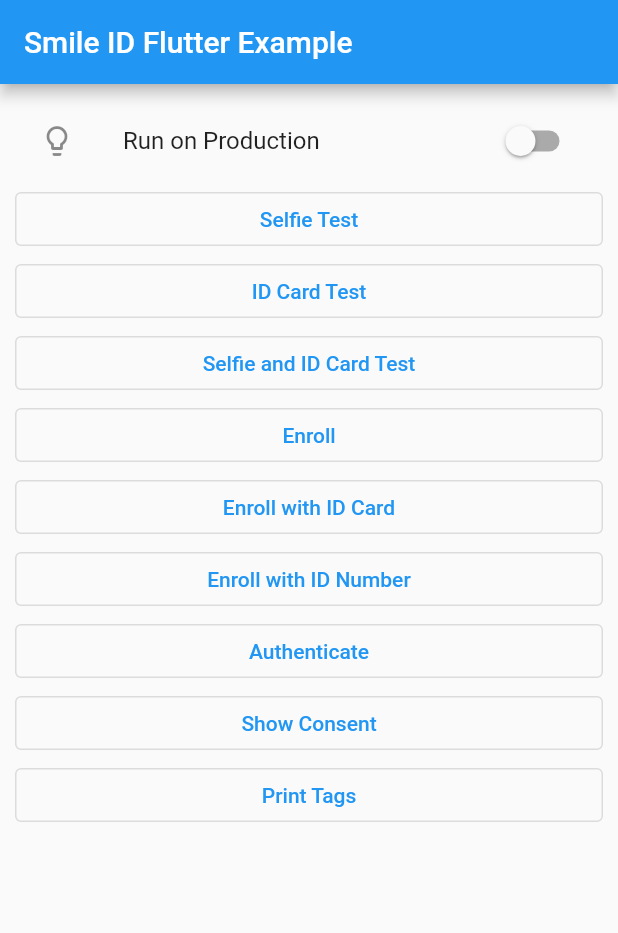
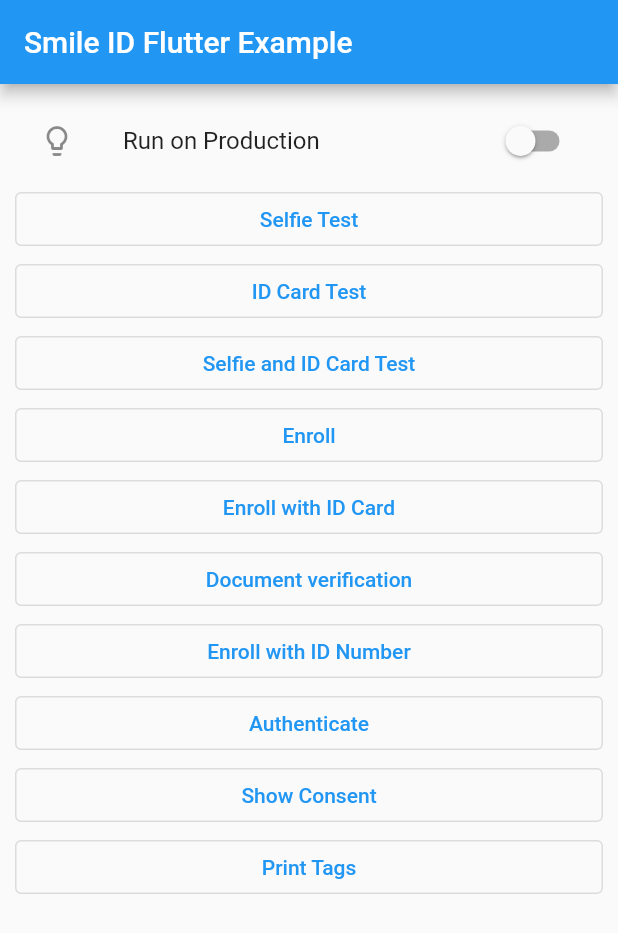
Before and after one commit to smileidentity/flutter-sample-app, a Flutter app: the screen it shows after launch, after a tap on "Print Tags", on a phone screen of 412 x 824 dp. Shown: the top 933 px of the screen. Run offline on Flutter 3.47's test engine with Material 2 defaults, Android fonts, the phone set to English and light mode, and no system bars; our stand-ins replace flutter_easyloading; missing offline and left inert: smile_flutter.

Commit message:
fix:seperated repo from main library and added docv tests

```diff
--- a/lib/main.dart
+++ b/lib/main.dart
@@ -8,7 +8,7 @@ import 'package:flutter/services.dart';
 import 'package:flutter_easyloading/flutter_easyloading.dart';
 import 'package:intl/intl.dart';
 import 'package:smile_flutter/smile_flutter.dart';
-import 'dart:io' show Platform;
+import 'dart:io' show Directory, File, Platform;
 
 void main() {
   runApp(MyApp());
@@ -136,6 +136,29 @@ class _AppPageState extends State<AppPage> {
         EasyLoading.show(status: 'loading...');
         var submitResult = await SmileFlutter.submitJob(
             resultTag, 1, isProduction, "https:test.com", null, null, null);
+        EasyLoading.dismiss();
+        processResponse(submitResult);
+        return;
+      } catch (e) {
+        EasyLoading.showError("Oops something went wrong");
+      }
+      return;
+    }
+  }
+
+  doDocVerification() async {
+    var result = await SmileFlutter.captureSelfieAndIDCard("") ?? null;
+    var resultCode = result!["SID_RESULT_CODE"];
+    var resultTag = result["SID_RESULT_TAG"];
+    var userIdInfo = HashMap<String, String>();
+    userIdInfo["country"] = "NG";
+    userIdInfo["id_type"] = "PASSPORT";
+    userIdInfo["use_enrolled_image"] = "false";
+    if (resultCode == -1) {
+      try {
+        EasyLoading.show(status: 'loading...');
+        var submitResult = await SmileFlutter.submitJob(
+            resultTag, 6, isProduction, "https:test.com", null, userIdInfo, null);
         EasyLoading.dismiss();
         processResponse(submitResult);
         return;
@@ -418,9 +441,8 @@ class _AppPageState extends State<AppPage> {
                     var config = HashMap<String, String>();
                     config["id_capture_side"] = "0";
                     config["id_capture_orientation"] = "2";
-                    config["capture_tip_text"] = "capture_tip_text";
                     var result =
-                        await SmileFlutter.captureSelfieAndIDCard("",config) ?? null;
+                        await SmileFlutter.captureSelfieAndIDCard("test_tag",config) ?? null;
                     handleSelfieResult(context, result);
                   },
                   child: Text("Selfie and ID Card Test")),
@@ -434,6 +456,11 @@ class _AppPageState extends State<AppPage> {
                     doEnrollWithIDCard();
                   },
                   child: Text("Enroll with ID Card")),
+              OutlinedButton(
+                  onPressed: () {
+                    doDocVerification();
+                  },
+                  child: Text("Document verification")),
               OutlinedButton(
                   onPressed: () {
                     doEnrollWithIDNumber(context);
@@ -484,11 +511,52 @@ class _AppPageState extends State<AppPage> {
                       // print("japhet ending getCurrentTags");
 
                       print("japhet starting getImagesForTag");
-                      var result2 = await SmileFlutter.getImagesForTag("TEST_ID_CARD") ?? null;
+                      var result2 = await SmileFlutter.getImagesForTag("test_tag") ?? null;
                       print(result2);
                       print("japhet ending getImagesForTag");
+
+
+                      if(result2!=null){
+                        print('Japhet result2 is not null');
+                        List<dynamic> files = result2['images'];
+                        List<String> filePaths = [];
+                        for(var file in files){
+                          //File currFile = File(file);
+                          //filePaths.add(currFile.path);
+                          filePaths.add(file.toString());
+                        }
+                        print('Japhet before filePaths');
+                        print(filePaths);
+                        print('Japhet after filePaths');
+                        File? _faceImage;
+                        File? _documentImage;
+                        for(var file in filePaths){
+                          if(file.contains('SID_Preview_Full')) _faceImage = File(file.substring(8,file.length));
+                          if(file.contains('SID_IDCard')) _documentImage = File(file.substring(8,file.length));
+                        }
+                        if(_faceImage!=null){
+                          print('Japhet _faceImage is not null');
+                          var contents = await _faceImage.readAsBytes();
+                          print('Japhet _faceImage is not null and we are done');
+                          print('The file _faceImage is ${contents.length} bytes long.');
+                        }else{
+                          print('The file is _faceImage is null.');
+                        }
+
+                        if(_documentImage!=null){
+                          print('Japhet _documentImage is not null');
+                          var contents = await _documentImage.readAsBytes();
+                          print('Japhet _documentImage is not null and we are done');
+                          print('The file  _documentImage is ${contents.length} bytes long.');
+                        }else{
+                          print('The file is _documentImage is null.');
+                        }
+                      }else{
+                        print('Images are null');
+                      }
+
                     } catch (e) {
-
+                      print('We got an error ${e}');
                     }
                   },
                   child: Text("Print Tags")),
--- a/pubspec.yaml
+++ b/pubspec.yaml
@@ -26,6 +26,7 @@ dependencies:
   flutter_easyloading: ^3.0.3
   intl: ^0.17.0
   flutter_picker: ^2.0.2
+  path_provider: ^2.0.4
 
 dev_dependencies:
   flutter_test:
```
Also changed, not shown: 3 other files.
